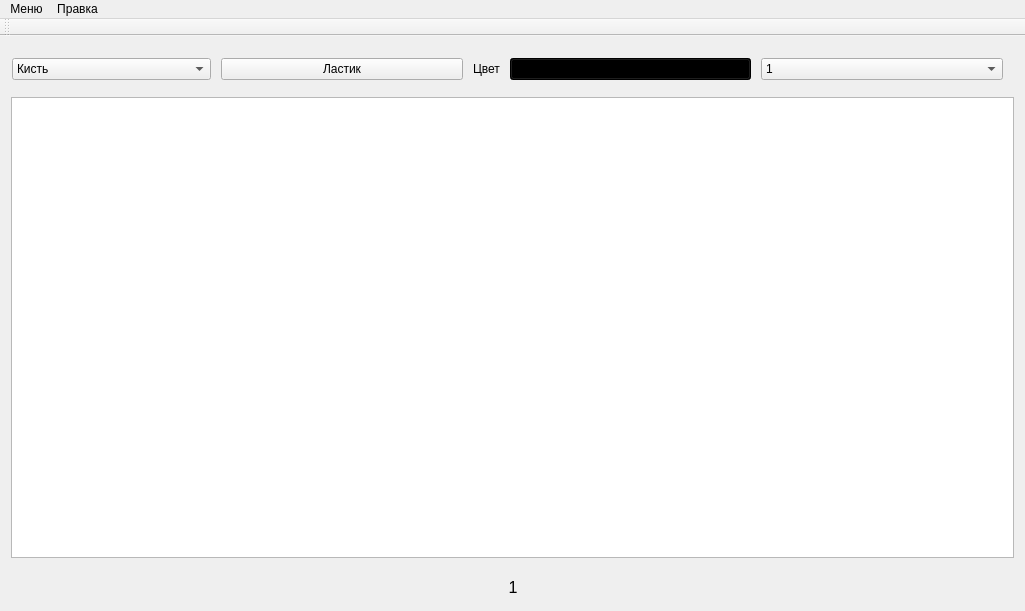
Qt form mainwindow.ui (NataliaShishuk/SimpleWhiteBoard) before a commit.
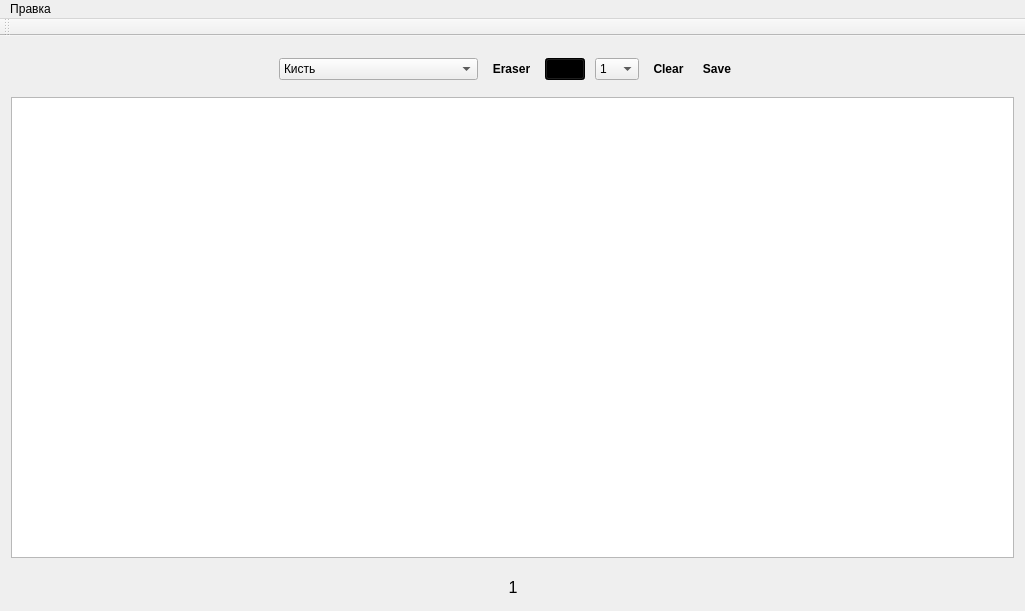
The same form after that commit. Icons and pictures are not drawn.

Diff of the .ui file:
```diff
--- a/mainwindow.ui
+++ b/mainwindow.ui
@@ -43,7 +43,7 @@
 border: none;
 }</string>
       </property>
-      <layout class="QHBoxLayout" name="horizontalLayout" stretch="0,0,0,0,0">
+      <layout class="QHBoxLayout" name="horizontalLayout" stretch="0,0,0,0,0,0,0,0">
        <property name="spacing">
         <number>10</number>
        </property>
@@ -53,6 +53,19 @@
        <property name="leftMargin">
         <number>1</number>
        </property>
+       <item>
+        <spacer name="horizontalSpacer_3">
+         <property name="orientation">
+          <enum>Qt::Horizontal</enum>
+         </property>
+         <property name="sizeHint" stdset="0">
+          <size>
+           <width>40</width>
+           <height>20</height>
+          </size>
+         </property>
+        </spacer>
+       </item>
        <item>
         <widget class="QComboBox" name="comboBox">
          <property name="sizePolicy">
@@ -61,6 +74,9 @@
            <verstretch>0</verstretch>
           </sizepolicy>
          </property>
+         <property name="sizeAdjustPolicy">
+          <enum>QComboBox::AdjustToContentsOnFirstShow</enum>
+         </property>
          <item>
           <property name="text">
            <string>Кисть</string>
@@ -99,28 +115,46 @@
         </widget>
        </item>
        <item>
-        <widget class="QPushButton" name="pushButton_8">
+        <widget class="QToolButton" name="eraserButton">
          <property name="enabled">
           <bool>true</bool>
          </property>
+         <property name="font">
+          <font>
+           <weight>75</weight>
+           <bold>true</bold>
+          </font>
+         </property>
+         <property name="cursor">
+          <cursorShape>PointingHandCursor</cursorShape>
+         </property>
+         <property name="toolTip">
+          <string/>
+         </property>
+         <property name="styleSheet">
+          <string notr="true">QToolButton{
+border: none;
+background-color: rgba(255, 255, 255,0);
+}</string>
+         </property>
          <property name="text">
-          <string>Ластик</string>
+          <string>Eraser</string>
+         </property>
+         <property name="icon">
+          <iconset resource="resources.qrc">
+           <normaloff>:/icons/eraser.png</normaloff>:/icons/eraser.png</iconset>
+         </property>
+         <property name="iconSize">
+          <size>
+           <width>21</width>
+           <height>21</height>
+          </size>
          </property>
          <property name="checkable">
           <bool>false</bool>
          </property>
-        </widget>
-       </item>
-       <item>
-        <widget class="QLabel" name="label">
-         <property name="sizePolicy">
-          <sizepolicy hsizetype="Fixed" vsizetype="Fixed">
-           <horstretch>0</horstretch>
-           <verstretch>0</verstretch>
-          </sizepolicy>
-         </property>
-         <property name="text">
-          <string>Цвет</string>
+         <property name="toolButtonStyle">
+          <enum>Qt::ToolButtonTextUnderIcon</enum>
          </property>
         </widget>
        </item>
@@ -171,6 +205,95 @@
          </item>
         </widget>
        </item>
+       <item>
+        <widget class="QToolButton" name="clearButton">
+         <property name="sizePolicy">
+          <sizepolicy hsizetype="Fixed" vsizetype="Fixed">
+           <horstretch>0</horstretch>
+           <verstretch>0</verstretch>
+          </sizepolicy>
+         </property>
+         <property name="font">
+          <font>
+           <weight>75</weight>
+           <bold>true</bold>
+          </font>
+         </property>
+         <property name="cursor">
+          <cursorShape>PointingHandCursor</cursorShape>
+         </property>
+         <property name="styleSheet">
+          <string notr="true">QToolButton{
+border: none;
+background-color: rgba(255, 255, 255,0);
+}</string>
+         </property>
+         <property name="text">
+          <string>Clear</string>
+         </property>
+         <property name="icon">
+          <iconset resource="resources.qrc">
+           <normaloff>:/icons/clear.png</normaloff>:/icons/clear.png</iconset>
+         </property>
+         <property name="iconSize">
+          <size>
+           <width>24</width>
+           <height>24</height>
+          </size>
+         </property>
+         <property name="toolButtonStyle">
+          <enum>Qt::ToolButtonTextUnderIcon</enum>
+         </property>
+        </widget>
+       </item>
+       <item>
+        <widget class="QToolButton" name="saveButton">
+         <property name="font">
+          <font>
+           <weight>75</weight>
+           <bold>true</bold>
+          </font>
+         </property>
+         <property name="cursor">
+          <cursorShape>PointingHandCursor</cursorShape>
+         </property>
+         <property name="styleSheet">
+          <string notr="true">QToolButton{
+border: none;
+background-color: rgba(255, 255, 255,0);
+}</string>
+         </property>
+         <property name="text">
+          <string>Save</string>
+         </property>
+         <property name="icon">
+          <iconset resource="resources.qrc">
+           <normaloff>:/icons/save.png</normaloff>:/icons/save.png</iconset>
+         </property>
+         <property name="iconSize">
+          <size>
+           <width>24</width>
+           <height>24</height>
+          </size>
+         </property>
+         <property name="toolButtonStyle">
+          <enum>Qt::ToolButtonTextUnderIcon</enum>
+         </property>
+        </widget>
+       </item>
+       <item>
+        <spacer name="horizontalSpacer_4">
+         <property name="orientation">
+          <enum>Qt::Horizontal</enum>
+         </property>
+         <property name="sizeHint" stdset="0">
+          <size>
+           <width>40</width>
+           <height>20</height>
+          </size>
+         </property>
+        </spacer>
+       </item>
       </layout>
      </widget>
     </item>
@@ -393,19 +516,6 @@
      <height>20</height>
     </rect>
    </property>
-   <widget class="QMenu" name="menumenu">
-    <property name="title">
-     <string>Меню</string>
-    </property>
-    <widget class="QMenu" name="menuExport">
-     <property name="title">
-      <string>Export</string>
-     </property>
-     <addaction name="actionImage"/>
-    </widget>
-    <addaction name="actionCreate_new_project"/>
-    <addaction name="menuExport"/>
-   </widget>
    <widget class="QMenu" name="menu_2">
     <property name="title">
      <string>Правка</string>
@@ -416,7 +526,6 @@
     <addaction name="actionSet_background_color"/>
     <addaction name="action_7"/>
    </widget>
-   <addaction name="menumenu"/>
    <addaction name="menu_2"/>
   </widget>
   <widget class="QToolBar" name="mainToolBar">
```
Left out of the diff: 58 changed lines with no effect on the pictures.
